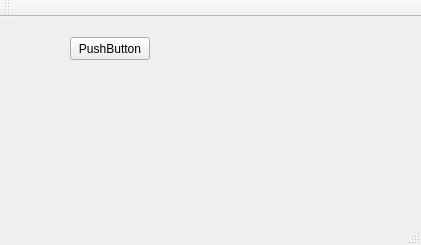
First picture: the form in botaoqt/mainwindow.ui, repository agostinhobritojr/dca0201, before the edit.
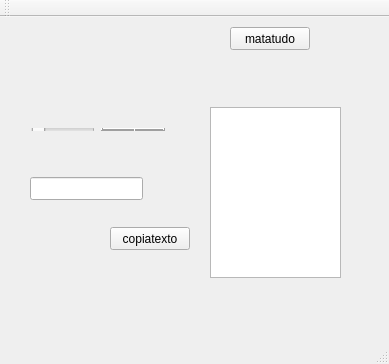
Second picture: the form after the edit.

```diff
--- a/botaoqt/mainwindow.ui
+++ b/botaoqt/mainwindow.ui
@@ -6,8 +6,8 @@
    <rect>
     <x>0</x>
     <y>0</y>
-    <width>421</width>
-    <height>245</height>
+    <width>389</width>
+    <height>364</height>
    </rect>
   </property>
   <property name="windowTitle">
@@ -17,16 +17,71 @@
    <widget class="QPushButton" name="pushButtonQuit">
     <property name="geometry">
      <rect>
-      <x>70</x>
-      <y>20</y>
+      <x>230</x>
+      <y>10</y>
       <width>80</width>
       <height>23</height>
      </rect>
     </property>
     <property name="text">
-     <string>PushButton</string>
+     <string>matatudo</string>
     </property>
    </widget>
+   <widget class="QLineEdit" name="lineEdit">
+    <property name="geometry">
+     <rect>
+      <x>30</x>
+      <y>160</y>
+      <width>113</width>
+      <height>23</height>
+     </rect>
+    </property>
+   </widget>
+   <widget class="QTextEdit" name="textEdit">
+    <property name="geometry">
+     <rect>
+      <x>210</x>
+      <y>90</y>
+      <width>131</width>
+      <height>171</height>
+     </rect>
+    </property>
+   </widget>
+   <widget class="QPushButton" name="pushButtonTexto">
+    <property name="geometry">
+     <rect>
+      <x>110</x>
+      <y>210</y>
+      <width>80</width>
+      <height>23</height>
+     </rect>
+    </property>
+    <property name="text">
+     <string>copiatexto</string>
+    </property>
+   </widget>
+   <widget class="QWidget" name="">
+    <property name="geometry">
+     <rect>
+      <x>20</x>
+      <y>100</y>
+      <width>156</width>
+      <height>25</height>
+     </rect>
+    </property>
+    <layout class="QHBoxLayout" name="horizontalLayout">
+     <item>
+      <widget class="QSlider" name="horizontalSlider">
+       <property name="orientation">
+        <enum>Qt::Horizontal</enum>
+       </property>
+      </widget>
+     </item>
+     <item>
+      <widget class="QLCDNumber" name="lcdNumber"/>
+     </item>
+    </layout>
+   </widget>
   </widget>
   <widget class="QMenuBar" name="menuBar">
    <property name="geometry">
@@ -43,7 +98,7 @@
     <enum>TopToolBarArea</enum>
    </attribute>
    <attribute name="toolBarBreak">
-    <bool>true</bool>
+    <bool>false</bool>
    </attribute>
   </widget>
   <widget class="QStatusBar" name="statusBar"/>
```
Left out of the diff: 57 changed lines with no effect on the pictures.
